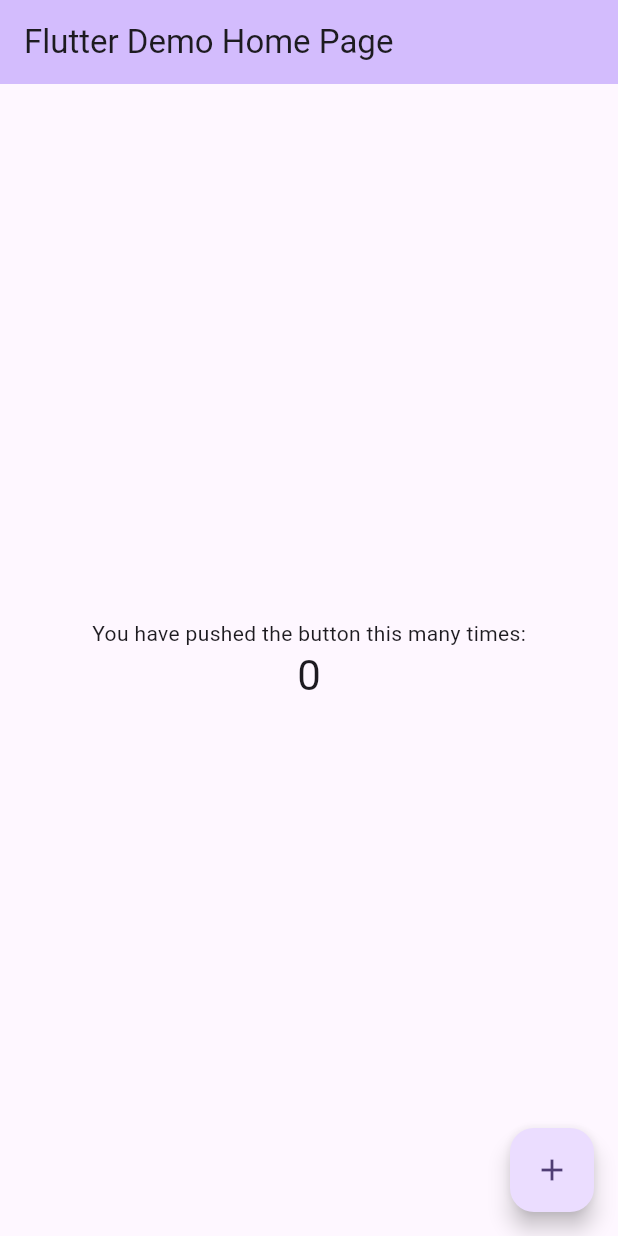
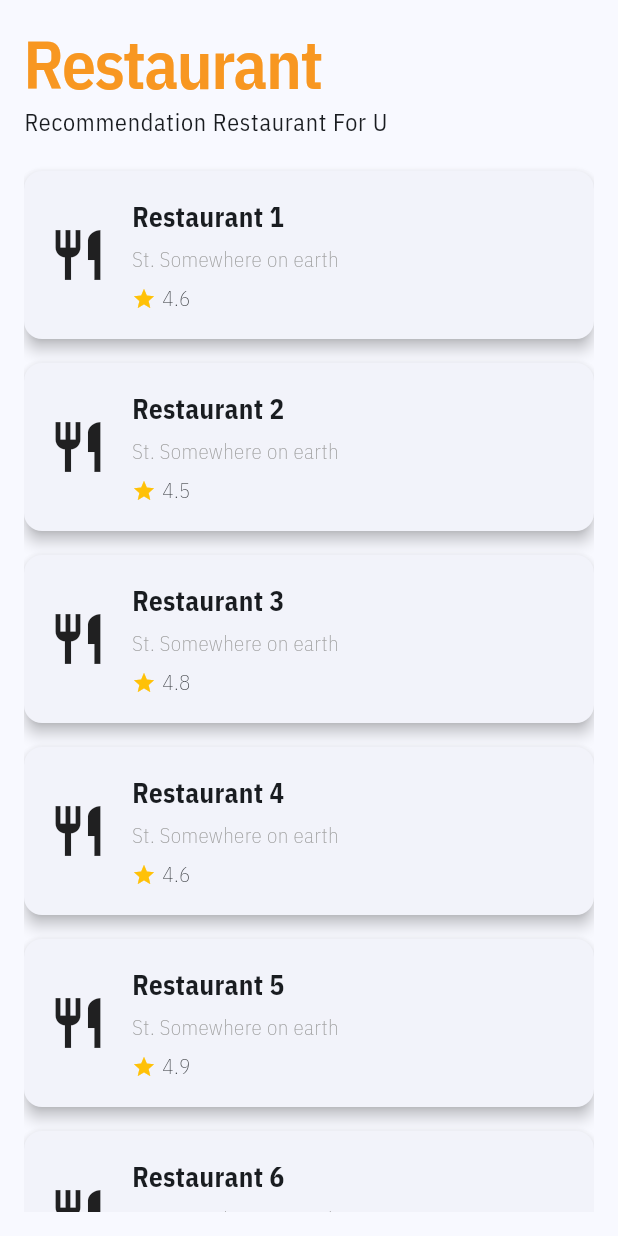
Before and after one commit to wildanniam/restaurant-app, a Flutter app: the screen it shows after launch, on a phone screen of 412 x 824 dp. Run offline on Flutter 3.47's test engine with Material 3 defaults, Android fonts, the phone set to English and light mode, and no system bars; project files that could hold a hidden picture were left out.

Commit message:
slicing restaurant app

```diff
--- /dev/null
+++ b/lib/data/models/restaurant.dart
@@ -0,0 +1,58 @@
+class Restaurant {
+  final String name;
+  final String location;
+  final double rating;
+  final String image;
+
+  Restaurant({
+    required this.name,
+    required this.location,
+    required this.rating,
+    required this.image,
+  });
+}
+
+final List<Restaurant> restaurantList = [
+  Restaurant(
+      name: 'Restaurant 1',
+      location: 'St. Somewhere on earth',
+      rating: 4.6,
+      image:
+          "https://img.freepik.com/free-vector/spicy-salmon-salad-spicy-food-restaurant-logo-hand-draw-vector-illustration_56104-2136.jpg?t=st=1739025721~exp=1739029321~hmac=eb7deda77947db6ca8b06a39d0ba1ecbd1156b8a51f5f37abb0eab87af62db9f&w=1480"),
+  Restaurant(
+      name: 'Restaurant 2',
+      location: 'St. Somewhere on earth',
+      rating: 4.5,
+      image:
+          "https://img.freepik.com/free-vector/spicy-salmon-salad-spicy-food-restaurant-logo-hand-draw-vector-illustration_56104-2136.jpg?t=st=1739025721~exp=1739029321~hmac=eb7deda77947db6ca8b06a39d0ba1ecbd1156b8a51f5f37abb0eab87af62db9f&w=1480"),
+  Restaurant(
+      name: 'Restaurant 3',
+      location: 'St. Somewhere on earth',
+      rating: 4.8,
+      image:
+          "https://img.freepik.com/free-vector/spicy-salmon-salad-spicy-food-restaurant-logo-hand-draw-vector-illustration_56104-2136.jpg?t=st=1739025721~exp=1739029321~hmac=eb7deda77947db6ca8b06a39d0ba1ecbd1156b8a51f5f37abb0eab87af62db9f&w=1480"),
+  Restaurant(
+      name: 'Restaurant 4',
+      location: 'St. Somewhere on earth',
+      rating: 4.6,
+      image:
+          "https://img.freepik.com/free-vector/spicy-salmon-salad-spicy-food-restaurant-logo-hand-draw-vector-illustration_56104-2136.jpg?t=st=1739025721~exp=1739029321~hmac=eb7deda77947db6ca8b06a39d0ba1ecbd1156b8a51f5f37abb0eab87af62db9f&w=1480"),
+  Restaurant(
+      name: 'Restaurant 5',
+      location: 'St. Somewhere on earth',
+      rating: 4.9,
+      image:
+          "https://img.freepik.com/free-vector/spicy-salmon-salad-spicy-food-restaurant-logo-hand-draw-vector-illustration_56104-2136.jpg?t=st=1739025721~exp=1739029321~hmac=eb7deda77947db6ca8b06a39d0ba1ecbd1156b8a51f5f37abb0eab87af62db9f&w=1480"),
+  Restaurant(
+      name: 'Restaurant 6',
+      location: 'St. Somewhere on earth',
+      rating: 4.3,
+      image:
+          "https://img.freepik.com/free-vector/spicy-salmon-salad-spicy-food-restaurant-logo-hand-draw-vector-illustration_56104-2136.jpg?t=st=1739025721~exp=1739029321~hmac=eb7deda77947db6ca8b06a39d0ba1ecbd1156b8a51f5f37abb0eab87af62db9f&w=1480"),
+  Restaurant(
+      name: 'Restaurant 7',
+      location: 'St. Somewhere on earth',
+      rating: 4.5,
+      image:
+          "https://img.freepik.com/free-vector/spicy-salmon-salad-spicy-food-restaurant-logo-hand-draw-vector-illustration_56104-2136.jpg?t=st=1739025721~exp=1739029321~hmac=eb7deda77947db6ca8b06a39d0ba1ecbd1156b8a51f5f37abb0eab87af62db9f&w=1480"),
+];
--- a/lib/main.dart
+++ b/lib/main.dart
@@ -1,4 +1,9 @@
 import 'package:flutter/material.dart';
+import 'package:restaurant_app/data/models/restaurant.dart';
+import 'package:restaurant_app/screen/detail/detail_restaurant.dart';
+import 'package:restaurant_app/screen/home/restaurant_list_page.dart';
+import 'package:restaurant_app/static/navigation_route.dart';
+import 'package:restaurant_app/style/theme/restaurant_theme.dart';
 
 void main() {
   runApp(const MyApp());
@@ -7,119 +12,22 @@ void main() {
 class MyApp extends StatelessWidget {
   const MyApp({super.key});
 
-  // This widget is the root of your application.
   @override
   Widget build(BuildContext context) {
     return MaterialApp(
+      debugShowCheckedModeBanner: false,
       title: 'Flutter Demo',
-      theme: ThemeData(
-        // This is the theme of your application.
-        //
-        // TRY THIS: Try running your application with "flutter run". You'll see
-        // the application has a purple toolbar. Then, without quitting the app,
-        // try changing the seedColor in the colorScheme below to Colors.green
-        // and then invoke "hot reload" (save your changes or press the "hot
-        // reload" button in a Flutter-supported IDE, or press "r" if you used
-        // the command line to start the app).
-        //
-        // Notice that the counter didn't reset back to zero; the application
-        // state is not lost during the reload. To reset the state, use hot
-        // restart instead.
-        //
-        // This works for code too, not just values: Most code changes can be
-        // tested with just a hot reload.
-        colorScheme: ColorScheme.fromSeed(seedColor: Colors.deepPurple),
-        useMaterial3: true,
-      ),
-      home: const MyHomePage(title: 'Flutter Demo Home Page'),
+      theme: RestaurantTheme.lightTheme,
+      darkTheme: RestaurantTheme.darkTheme,
+      themeMode: ThemeMode.system,
+      initialRoute: NavigationRoute.homeRoute.name,
+      routes: {
+        NavigationRoute.homeRoute.name: (context) => RestaurantListPage(),
+        NavigationRoute.detailRoute.name: (context) => DetailRestaurant(
+              restaurant:
+                  ModalRoute.of(context)?.settings.arguments as Restaurant,
+            ),
+      },
     );
   }
 }
-
-class MyHomePage extends StatefulWidget {
-  const MyHomePage({super.key, required this.title});
-
-  // This widget is the home page of your application. It is stateful, meaning
-  // that it has a State object (defined below) that contains fields that affect
-  // how it looks.
-
-  // This class is the configuration for the state. It holds the values (in this
-  // case the title) provided by the parent (in this case the App widget) and
-  // used by the build method of the State. Fields in a Widget subclass are
-  // always marked "final".
-
-  final String title;
-
-  @override
-  State<MyHomePage> createState() => _MyHomePageState();
-}
-
-class _MyHomePageState extends State<MyHomePage> {
-  int _counter = 0;
-
-  void _incrementCounter() {
-    setState(() {
-      // This call to setState tells the Flutter framework that something has
-      // changed in this State, which causes it to rerun the build method below
-      // so that the display can reflect the updated values. If we changed
-      // _counter without calling setState(), then the build method would not be
-      // called again, and so nothing would appear to happen.
-      _counter++;
-    });
-  }
-
-  @override
-  Widget build(BuildContext context) {
-    // This method is rerun every time setState is called, for instance as done
-    // by the _incrementCounter method above.
-    //
-    // The Flutter framework has been optimized to make rerunning build methods
-    // fast, so that you can just rebuild anything that needs updating rather
-    // than having to individually change instances of widgets.
-    return Scaffold(
-      appBar: AppBar(
-        // TRY THIS: Try changing the color here to a specific color (to
-        // Colors.amber, perhaps?) and trigger a hot reload to see the AppBar
-        // change color while the other colors stay the same.
-        backgroundColor: Theme.of(context).colorScheme.inversePrimary,
-        // Here we take the value from the MyHomePage object that was created by
-        // the App.build method, and use it to set our appbar title.
-        title: Text(widget.title),
-      ),
-      body: Center(
-        // Center is a layout widget. It takes a single child and positions it
-        // in the middle of the parent.
-        child: Column(
-          // Column is also a layout widget. It takes a list of children and
-          // arranges them vertically. By default, it sizes itself to fit its
-          // children horizontally, and tries to be as tall as its parent.
-          //
-          // Column has various properties to control how it sizes itself and
-          // how it positions its children. Here we use mainAxisAlignment to
-          // center the children vertically; the main axis here is the vertical
-          // axis because Columns are vertical (the cross axis would be
-          // horizontal).
-          //
-          // TRY THIS: Invoke "debug painting" (choose the "Toggle Debug Paint"
-          // action in the IDE, or press "p" in the console), to see the
-          // wireframe for each widget.
-          mainAxisAlignment: MainAxisAlignment.center,
-          children: <Widget>[
-            const Text(
-              'You have pushed the button this many times:',
-            ),
-            Text(
-              '$_counter',
-              style: Theme.of(context).textTheme.headlineMedium,
-            ),
-          ],
-        ),
-      ),
-      floatingActionButton: FloatingActionButton(
-        onPressed: _incrementCounter,
-        tooltip: 'Increment',
-        child: const Icon(Icons.add),
-      ), // This trailing comma makes auto-formatting nicer for build methods.
-    );
-  }
-}
--- /dev/null
+++ b/lib/provider/restaurant_provider.dart
@@ -0,0 +1,15 @@
+import 'package:flutter/material.dart';
+import '../data/models/restaurant.dart';
+
+class RestaurantProvider extends ChangeNotifier {
+  // final List<RestaurantModel> _restaurants = [
+  //   RestaurantModel(
+  //       name: 'Restaurant 1', location: 'St. Somewhere on earth', rating: 4.6),
+  //   RestaurantModel(
+  //       name: 'Restaurant 2', location: 'St. Somewhere on earth', rating: 4.5),
+  //   RestaurantModel(
+  //       name: 'Restaurant 3', location: 'St. Somewhere on earth', rating: 4.8),
+  // ];
+
+  // List<RestaurantModel> get restaurants => _restaurants;
+}
--- /dev/null
+++ b/lib/screen/detail/detail_restaurant.dart
@@ -0,0 +1,84 @@
+import 'package:flutter/material.dart';
+import 'package:restaurant_app/data/models/restaurant.dart';
+import 'package:restaurant_app/screen/detail/menu_card_widget.dart';
+import 'package:restaurant_app/style/colors/restaurant_color.dart';
+
+class DetailRestaurant extends StatelessWidget {
+  const DetailRestaurant({super.key, required this.restaurant});
+  final Restaurant restaurant;
+
+  @override
+  Widget build(BuildContext context) {
+    return Scaffold(
+      appBar: AppBar(
+          title: Text(
+            restaurant.name,
+            style: Theme.of(context).textTheme.headlineLarge,
+          ),
+          foregroundColor: RestaurantColor.orange.color),
+      body: SingleChildScrollView(
+        child: Column(
+          crossAxisAlignment: CrossAxisAlignment.start,
+          children: [
+            Image.network(
+              restaurant.image,
+              width: double.infinity,
+              height: 200,
+              fit: BoxFit.cover,
+            ),
+            Padding(
+              padding: const EdgeInsets.all(16.0),
+              child: Column(
+                crossAxisAlignment: CrossAxisAlignment.start,
+                children: [
+                  Text(
+                    restaurant.name,
+                    style: Theme.of(context).textTheme.titleLarge,
+                  ),
+                  SizedBox(height: 8),
+                  Row(
+                    children: [
+                      Icon(
+                        Icons.location_on,
+                        color: Colors.grey,
+                      ),
+                      SizedBox(width: 4),
+                      Text(
+                        restaurant.location,
+                        style: TextStyle(
+                          fontSize: 16,
+                          color: Colors.grey,
+                        ),
+                      ),
+                    ],
+                  ),
+                  SizedBox(height: 16),
+                  Text(
+                    'Lorem ipsum dolor sit amet, consectetur adipiscing elit. Proin bibendum nunc ut magna tincidunt, et fermentum orci varius.',
+                    style: Theme.of(context).textTheme.bodyLarge,
+                  ),
+                  SizedBox(height: 16),
+                  Text(
+                    'Menu',
+                    style: TextStyle(
+                      fontSize: 20,
+                      fontWeight: FontWeight.bold,
+                    ),
+                  ),
+                  SizedBox(height: 8),
+                  Row(
+                    mainAxisAlignment: MainAxisAlignment.spaceBetween,
+                    children: [
+                      MenuCardWidget(),
+                      MenuCardWidget(),
+                    ],
+                  ),
+                ],
+              ),
+            ),
+          ],
+        ),
+      ),
+    );
+  }
+}
--- /dev/null
+++ b/lib/screen/detail/menu_card_widget.dart
@@ -0,0 +1,43 @@
+import 'package:flutter/material.dart';
+
+class MenuCardWidget extends StatelessWidget {
+  const MenuCardWidget({super.key});
+
+  @override
+  Widget build(BuildContext context) {
+    return Container(
+      width: 150,
+      height: 150,
+      decoration: BoxDecoration(
+        borderRadius: BorderRadius.circular(8),
+        color: Colors.grey[200],
+      ),
+      child: Column(
+        mainAxisAlignment: MainAxisAlignment.center,
+        children: [
+          Icon(
+            Icons.fastfood,
+            size: 50,
+            color: Colors.grey,
+          ),
+          SizedBox(height: 8),
+          Text(
+            'Menu',
+            style: TextStyle(
+              fontSize: 16,
+              fontWeight: FontWeight.bold,
+            ),
+          ),
+          SizedBox(height: 4),
+          Text(
+            'IDR 15.000',
+            style: TextStyle(
+              fontSize: 14,
+              color: Colors.grey,
+            ),
+          ),
+        ],
+      ),
+    );
+  }
+}
--- /dev/null
+++ b/lib/screen/home/restaurant_card.dart
@@ -0,0 +1,53 @@
+import 'package:flutter/material.dart';
+import 'package:restaurant_app/data/models/restaurant.dart';
+
+class RestaurantCard extends StatelessWidget {
+  final Restaurant restaurant;
+  final Function() onTap;
+
+  const RestaurantCard(
+      {super.key, required this.restaurant, required this.onTap});
+
+  @override
+  Widget build(BuildContext context) {
+    return GestureDetector(
+      onTap: () {
+        Navigator.pushNamed(context, '/detail', arguments: restaurant);
+      },
+      child: Card(
+        elevation: 4,
+        margin: const EdgeInsets.symmetric(vertical: 8),
+        child: Padding(
+          padding: const EdgeInsets.all(16.0),
+          child: Row(
+            children: [
+              const Icon(Icons.restaurant, size: 40),
+              const SizedBox(width: 16),
+              Expanded(
+                child: Column(
+                  crossAxisAlignment: CrossAxisAlignment.start,
+                  children: [
+                    Text(restaurant.name,
+                        style: const TextStyle(
+                            fontSize: 18, fontWeight: FontWeight.bold)),
+                    const SizedBox(height: 4),
+                    Text(restaurant.location,
+                        style: const TextStyle(color: Colors.grey)),
+                    const SizedBox(height: 4),
+                    Row(
+                      children: [
+                        const Icon(Icons.star, color: Colors.amber, size: 16),
+                        const SizedBox(width: 4),
+                        Text(restaurant.rating.toString()),
+                      ],
+                    )
+                  ],
+                ),
+              ),
+            ],
+          ),
+        ),
+      ),
+    );
+  }
+}
--- /dev/null
+++ b/lib/screen/home/restaurant_list_page.dart
@@ -0,0 +1,53 @@
+import 'package:flutter/material.dart';
+import 'package:restaurant_app/data/models/restaurant.dart';
+import 'package:restaurant_app/screen/home/restaurant_card.dart';
+import 'package:restaurant_app/static/navigation_route.dart';
+import 'package:restaurant_app/style/colors/restaurant_color.dart';
+
+class RestaurantListPage extends StatelessWidget {
+  const RestaurantListPage({super.key});
+
+  @override
+  Widget build(BuildContext context) {
+    // final restaurants = Provider.of<RestaurantProvider>(context).restaurants;
+
+    return Scaffold(
+      body: SafeArea(
+        child: Padding(
+          padding: const EdgeInsets.all(16.0),
+          child: Column(
+            crossAxisAlignment: CrossAxisAlignment.start,
+            children: [
+              Text(
+                "Restaurant",
+                style: Theme.of(context).textTheme.displayMedium,
+              ),
+              Text(
+                "Recommendation Restaurant For U",
+                style: Theme.of(context).textTheme.bodyLarge?.copyWith(
+                      fontWeight: FontWeight.normal,
+                    ),
+              ),
+              SizedBox(
+                height: 12,
+              ),
+              Expanded(
+                child: ListView.builder(
+                  itemCount: restaurantList.length,
+                  itemBuilder: (context, index) {
+                    final restaurant = restaurantList[index];
+                    return RestaurantCard(
+                        restaurant: restaurant,
+                        onTap: () => Navigator.pushNamed(
+                            context, NavigationRoute.detailRoute.name,
+                            arguments: restaurant));
+                  },
+                ),
+              ),
+            ],
+          ),
+        ),
+      ),
+    );
+  }
+}
--- /dev/null
+++ b/lib/static/navigation_route.dart
@@ -0,0 +1,7 @@
+enum NavigationRoute {
+  homeRoute("/"),
+  detailRoute("/detail");
+
+  const NavigationRoute(this.name);
+  final String name;
+}
--- /dev/null
+++ b/lib/style/colors/restaurant_color.dart
@@ -0,0 +1,19 @@
+import 'package:flutter/material.dart';
+
+enum RestaurantColor {
+  blue("Blue", Colors.blue),
+  orange(
+    "Orange",
+    Color.fromARGB(
+      255,
+      248,
+      151,
+      33,
+    ),
+  );
+
+  const RestaurantColor(this.name, this.color);
+
+  final String name;
+  final Color color;
+}
--- /dev/null
+++ b/lib/style/theme/restaurant_theme.dart
@@ -0,0 +1,57 @@
+import 'package:flutter/material.dart';
+import 'package:restaurant_app/style/colors/restaurant_color.dart';
+import 'package:restaurant_app/style/typography/restaurant_text_style.dart';
+
+class RestaurantTheme {
+  static TextTheme get _textTheme {
+    return TextTheme(
+      displayLarge: TourismTextStyles.displayLarge,
+      displayMedium: TourismTextStyles.displayMedium,
+      displaySmall: TourismTextStyles.displaySmall,
+      headlineLarge: TourismTextStyles.headlineLarge,
+      headlineMedium: TourismTextStyles.headlineMedium,
+      headlineSmall: TourismTextStyles.headlineSmall,
+      titleLarge: TourismTextStyles.titleLarge,
+      titleMedium: TourismTextStyles.titleMedium,
+      titleSmall: TourismTextStyles.titleSmall,
+      bodyLarge: TourismTextStyles.bodyLargeBold,
+      bodyMedium: TourismTextStyles.bodyLargeMedium,
+      bodySmall: TourismTextStyles.bodyLargeRegular,
+      labelLarge: TourismTextStyles.labelLarge,
+      labelMedium: TourismTextStyles.labelMedium,
+      labelSmall: TourismTextStyles.labelSmall,
+    );
+  }
+
+  static AppBarTheme get _appBarTheme {
+    return AppBarTheme(
+      toolbarTextStyle: _textTheme.titleLarge,
+      shape: const BeveledRectangleBorder(
+        borderRadius: BorderRadius.only(
+          bottomLeft: Radius.circular(14),
+          bottomRight: Radius.circular(14),
+        ),
+      ),
+    );
+  }
+
+  static ThemeData get lightTheme {
+    return ThemeData(
+      colorSchemeSeed: RestaurantColor.blue.color,
+      brightness: Brightness.light,
+      textTheme: _textTheme,
+      useMaterial3: true,
+      appBarTheme: _appBarTheme,
+    );
+  }
+
+  static ThemeData get darkTheme {
+    return ThemeData(
+      colorSchemeSeed: RestaurantColor.blue.color,
+      brightness: Brightness.dark,
+      textTheme: _textTheme,
+      useMaterial3: true,
+      appBarTheme: _appBarTheme,
+    );
+  }
+}
--- /dev/null
+++ b/lib/style/typography/restaurant_text_style.dart
@@ -0,0 +1,134 @@
+import 'package:flutter/widgets.dart';
+import 'package:restaurant_app/style/colors/restaurant_color.dart';
+
+class TourismTextStyles {
+  static const TextStyle _commonStyle = TextStyle(
+    fontFamily: 'IBMPlexSansCondensed',
+  );
+
+  /// displayLarge Text Style
+  static TextStyle displayLarge = _commonStyle.copyWith(
+    fontSize: 57,
+    fontWeight: FontWeight.bold,
+    height: 1.11,
+    letterSpacing: -2,
+    color: RestaurantColor.orange.color,
+  );
+
+  /// displayMedium Text Style
+  static TextStyle displayMedium = _commonStyle.copyWith(
+    fontSize: 45,
+    fontWeight: FontWeight.w600,
+    height: 1.17,
+    letterSpacing: -1,
+    color: RestaurantColor.orange.color,
+  );
+
+  /// displaySmall Text Style
+  static TextStyle displaySmall = _commonStyle.copyWith(
+    fontSize: 36,
+    fontWeight: FontWeight.w500,
+    height: 1.25,
+    letterSpacing: -1,
+    color: RestaurantColor.orange.color,
+  );
+
+  /// headlineLarge Text Style
+  static TextStyle headlineLarge = _commonStyle.copyWith(
+    fontSize: 32,
+    fontWeight: FontWeight.bold,
+    height: 1.5,
+    letterSpacing: -1,
+    color: RestaurantColor.orange.color,
+  );
+
+  /// headlineMedium Text Style
+  static TextStyle headlineMedium = _commonStyle.copyWith(
+    fontSize: 28,
+    fontWeight: FontWeight.w500,
+    height: 1.2,
+    letterSpacing: -1,
+    color: RestaurantColor.orange.color,
+  );
+
+  /// headlineMedium Text Style
+  static TextStyle headlineSmall = _commonStyle.copyWith(
+    fontSize: 24,
+    fontWeight: FontWeight.w400,
+    height: 1.0,
+    letterSpacing: -1,
+    color: RestaurantColor.orange.color,
+  );
+
+  /// titleLarge Text Style
+  static TextStyle titleLarge = _commonStyle.copyWith(
+    fontSize: 22,
+    fontWeight: FontWeight.bold,
+    height: 1.2,
+    letterSpacing: 1.2,
+    color: RestaurantColor.orange.color,
+  );
+
+  /// titleMedium Text Style
+  static TextStyle titleMedium = _commonStyle.copyWith(
+    fontSize: 16,
+    fontWeight: FontWeight.w400,
+    height: 1.2,
+    letterSpacing: 1.2,
+    color: RestaurantColor.orange.color,
+  );
+
+  /// titleSmall Text Style
+  static TextStyle titleSmall = _commonStyle.copyWith(
+    fontSize: 14,
+    fontWeight: FontWeight.w300,
+    height: 1.2,
+    letterSpacing: 1.2,
+    color: RestaurantColor.orange.color,
+  );
+
+  /// bodyLargeBold Text Style
+  static TextStyle bodyLargeBold = _commonStyle.copyWith(
+    fontSize: 16,
+    fontWeight: FontWeight.w400,
+    height: 1.56,
+  );
+
+  /// bodyLargeMedium Text Style
+  static TextStyle bodyLargeMedium = _commonStyle.copyWith(
+    fontSize: 14,
+    fontWeight: FontWeight.w300,
+    height: 1.56,
+  );
+
+  /// bodyLargeRegular Text Style
+  static TextStyle bodyLargeRegular = _commonStyle.copyWith(
+    fontSize: 12,
+    fontWeight: FontWeight.w200,
+    height: 1.56,
+  );
+
+  /// labelLarge Text Style
+  static TextStyle labelLarge = _commonStyle.copyWith(
+    fontSize: 14,
+    fontWeight: FontWeight.w300,
+    height: 1.71,
+    letterSpacing: 1.3,
+  );
+
+  /// labelMedium Text Style
+  static TextStyle labelMedium = _commonStyle.copyWith(
+    fontSize: 12,
+    fontWeight: FontWeight.w200,
+    height: 1.4,
+    letterSpacing: 1.3,
+  );
+
+  /// labelSmall Text Style
+  static TextStyle labelSmall = _commonStyle.copyWith(
+    fontSize: 11,
+    fontWeight: FontWeight.w100,
+    height: 1.2,
+    letterSpacing: 1.3,
+  );
+}
```
Also changed, not shown: pubspec.yaml (+17 -12 lines), assets/fonts/IBMPlexSansCondensed-Bold.ttf (added), assets/fonts/IBMPlexSansCondensed-ExtraLight.ttf (added), assets/fonts/IBMPlexSansCondensed-Light.ttf (added), assets/fonts/IBMPlexSansCondensed-Medium.ttf (added), assets/fonts/IBMPlexSansCondensed-Regular.ttf (added), assets/fonts/IBMPlexSansCondensed-SemiBold.ttf (added), assets/fonts/IBMPlexSansCondensed-Thin.ttf (added).
